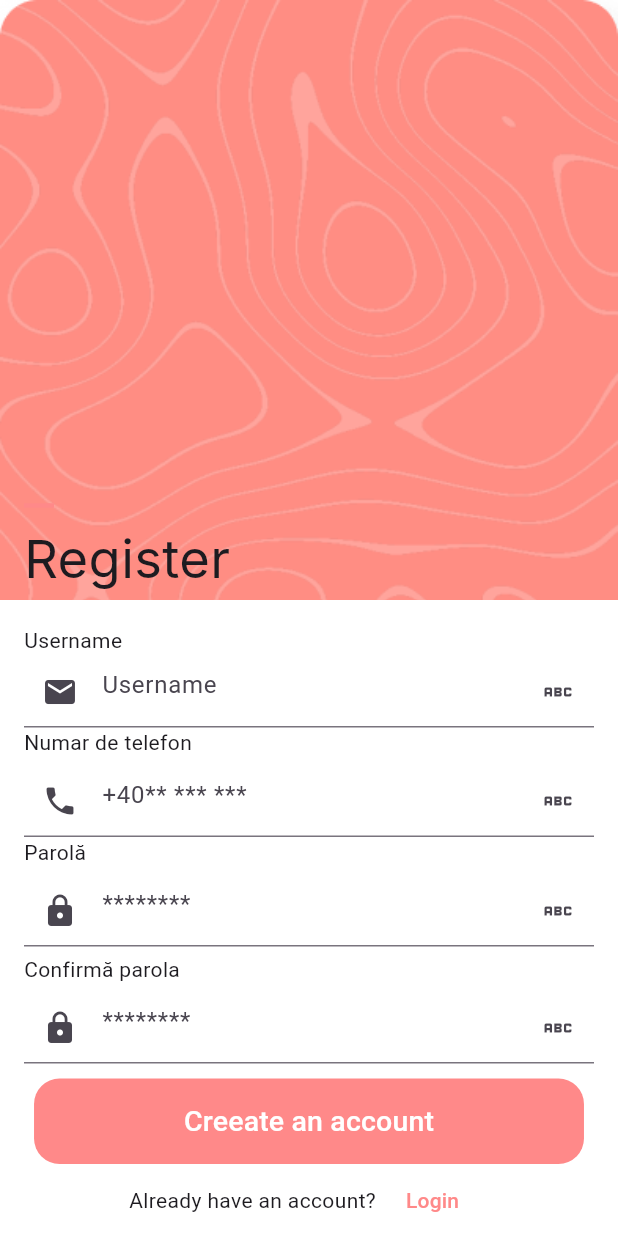
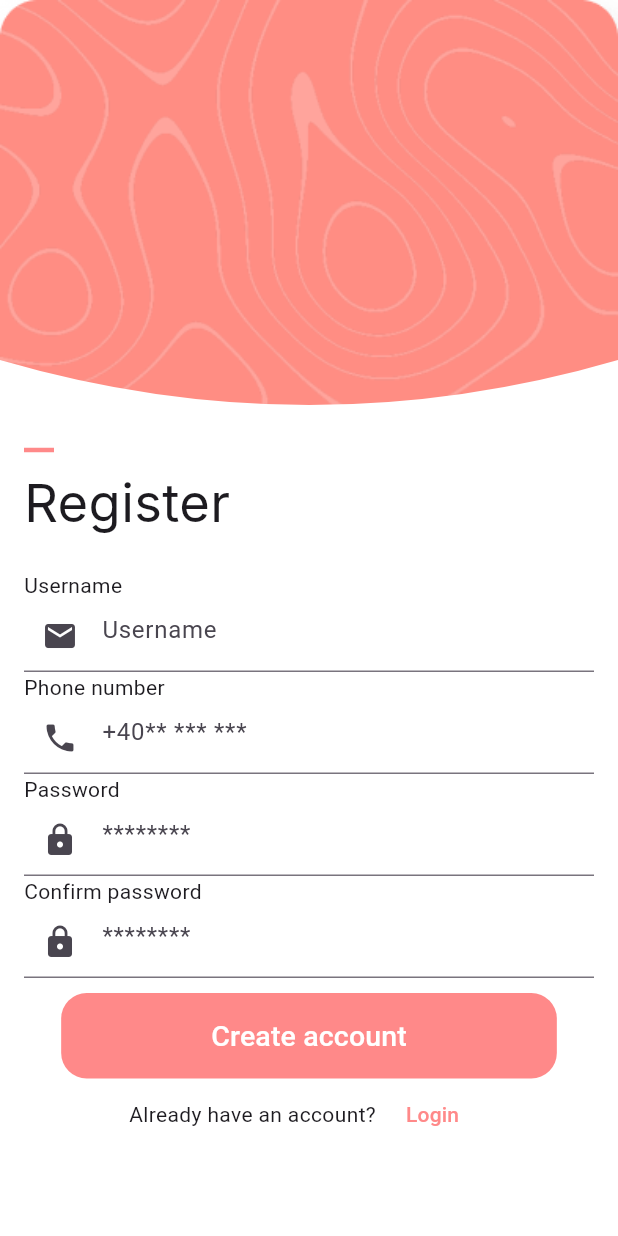
Before and after one commit to DPIT-Team-BinaryBuilders/app-frontend, a Flutter app: the screen it shows after launch, after a tap on "Next", on a phone screen of 412 x 824 dp. Run offline on Flutter 3.47's test engine with Material 3 defaults, Android fonts, the phone set to English and light mode, and no system bars; our stand-ins replace dio, flutter_blue_plus, geolocator, get, google_maps_flutter, permission_handler and 1 more; Roboto replaces fonts that are missing (Inter).

Commit message:
add: fixed ui

```diff
--- a/lib/main.dart
+++ b/lib/main.dart
@@ -1,7 +1,7 @@
-//import 'dart:js';
-
+import 'package:flutter/cupertino.dart';
 import 'package:flutter/material.dart';
 import 'package:get/get.dart';
+import 'package:safetybuddy/pages/account_page.dart';
 import 'package:safetybuddy/pages/bluetooth_scanner.dart';
 import 'package:safetybuddy/pages/home.dart';
 import 'package:safetybuddy/pages/landing_page.dart';
@@ -14,18 +14,23 @@ void main() async {
 
   final AuthService authService = Get.put(AuthService());
 
-  bool isLoggedIn = await authService.isLoggedIn(); // --- de remember me
+  bool isLoggedIn = false; //await authService.isLoggedIn();
 
-  runApp(GetMaterialApp(initialRoute: isLoggedIn ? '/home' : '/', getPages: [
-    //'landing_page': (context) => const LandingPage(),
-    GetPage(name: '/', page: () => const LandingPage()),
-    GetPage(name: '/register', page: () => Register()),
-    GetPage(name: '/login', page: () => const Login()),
-    GetPage(name: '/ble', page: () => const BleScanner()),
-    GetPage(
-        name: '/home',
-        page: () => const Home(
-              stopTimer: false,
-            )),
-  ]));
+  MaterialApp(debugShowCheckedModeBanner: false);
+  CupertinoApp(debugShowCheckedModeBanner: false);
+
+  runApp(
+    GetMaterialApp(
+      debugShowCheckedModeBanner: false, // Disable the debug banner globally
+      initialRoute: isLoggedIn ? '/home' : '/',
+      getPages: [
+        GetPage(name: '/', page: () => const LandingPage()),
+        GetPage(name: '/register', page: () => Register()),
+        GetPage(name: '/login', page: () => const Login()),
+        GetPage(name: '/ble', page: () => const BleScanner()),
+        GetPage(name: '/account', page: () => AccountPage()),
+        GetPage(name: '/home', page: () => const Home(stopTimer: false)),
+      ],
+    ),
+  );
 }
--- a/lib/pages/danger_menu.dart
+++ b/lib/pages/danger_menu.dart
@@ -110,8 +110,8 @@ class _DangerMenuContainerState extends State<DangerMenuContainer> {
                           ),
                         ),
                       ),
-                      const Text('Italian'),
-                      const Text('city'),
+                      const Text('Bad'),
+                      const Text('zone'),
                     ],
                   )),
                 ],
--- a/lib/pages/landing_page.dart
+++ b/lib/pages/landing_page.dart
@@ -22,8 +22,7 @@ class LandingPage extends StatelessWidget {
               child: Column(
                 mainAxisAlignment: MainAxisAlignment.end,
                 children: [
-                  Container(
-                    child: const Row(
+                  Row(
                     mainAxisAlignment: MainAxisAlignment.start,
                     children: [
                       Text('Welcome!',
@@ -33,16 +32,22 @@ class LandingPage extends StatelessWidget {
                           )),
                     ],
                   ),
-                  ),
                   const SizedBox(height: 20),
-                  const Text(
-                    'DE ADAUGAT DE ADAUGAT DE ADAUGAT DE ADAUGAT DE ADAUGAT',
+                  Row(
+                    children: [
+                      Padding(
+                        padding: const EdgeInsets.fromLTRB(5, 0, 0, 0),
+                        child: const Text(
+                          'Your safe travel app',
                           textAlign: TextAlign.left,
                           style: TextStyle(
                             fontFamily: '',
-                      fontSize: 14,
+                            fontSize: 18,
                             color: Color.fromARGB(255, 137, 137, 137),
                           ),
+                        ),
+                      ),
+                    ],
                   ),
                   const SizedBox(height: 22),
                   Row(
--- a/lib/pages/login.dart
+++ b/lib/pages/login.dart
@@ -21,7 +21,7 @@ class _LoginState extends State<Login> {
             crossAxisAlignment: CrossAxisAlignment.start,
             children: [
               Container(
-                height: 490,
+                height: 430,
                 decoration: const BoxDecoration(
                   image: DecorationImage(
                     image: AssetImage('assets/vector.png'),
--- a/lib/pages/register.dart
+++ b/lib/pages/register.dart
@@ -14,110 +14,103 @@ class Register extends StatelessWidget {
         backgroundColor: Colors.white,
         body: Stack(
           children: [
-            Container(
-              height: 400,
+            ClipPath(
+              clipper: CustomImageClipper(),
+              child: Container(
+                height: 300,
                 decoration: const BoxDecoration(
                   image: DecorationImage(
                     image: AssetImage('assets/vector.png'),
                     fit: BoxFit.cover,
                     alignment: Alignment.topCenter,
-              )),
                   ),
-            Column(
-              crossAxisAlignment: CrossAxisAlignment.start,
-              mainAxisAlignment: MainAxisAlignment.end,
-              children: [
-                Padding(
-                  padding: const EdgeInsets.symmetric(
-                    horizontal: 16,
                 ),
+              ),
+            ),
+            SingleChildScrollView(
+              child: Padding(
+                padding: const EdgeInsets.symmetric(horizontal: 16),
                 child: Column(
                   crossAxisAlignment: CrossAxisAlignment.start,
                   children: [
+                    const SizedBox(height: 300),
                     CustomPaint(painter: Line()),
                     const Padding(
                       padding: EdgeInsets.only(top: 10.0),
-                        child: Text('Register',
+                      child: Text(
+                        'Register',
                         style: TextStyle(
                           fontFamily: "Inter",
                           fontSize: 35,
-                            )),
+                        ),
+                      ),
                     ),
                     const SizedBox(height: 20),
                     const Text(
                       'Username',
                       style: TextStyle(fontSize: 14),
                     ),
-                      const SizedBox(height: 0),
                     TextFormField(
                       controller: registerController.username,
-                        decoration: InputDecoration(
+                      decoration: const InputDecoration(
                         alignLabelWithHint: true,
                         hintText: 'Username',
                         filled: false,
-                            prefixIcon: const Icon(
+                        prefixIcon: Icon(
                           Icons.mail,
                           size: 24,
                         ),
-                            suffixIcon: IconButton(
-                                icon: const Icon(Icons.abc), onPressed: () {})),
+                      ),
                     ),
                     const Text(
-                        'Numar de telefon',
+                      'Phone number',
                       style: TextStyle(fontSize: 14),
                     ),
-                      const SizedBox(height: 5),
                     TextFormField(
                       controller: registerController.phone_number,
-                        decoration: InputDecoration(
+                      decoration: const InputDecoration(
                         alignLabelWithHint: true,
                         hintText: '+40** *** ***',
                         filled: false,
-                            prefixIcon: const Icon(
+                        prefixIcon: Icon(
                           Icons.phone,
                           size: 24,
                         ),
-                            suffixIcon: IconButton(
-                                icon: const Icon(Icons.abc), onPressed: () {})),
+                      ),
                     ),
                     const Text(
-                        'Parolă',
+                      'Password',
                       style: TextStyle(fontSize: 14),
                     ),
-                      const SizedBox(height: 5),
                     TextFormField(
                       controller: registerController.password,
                       obscureText: true,
-                        decoration: InputDecoration(
+                      decoration: const InputDecoration(
                         alignLabelWithHint: true,
                         hintText: '********',
                         filled: false,
-                            prefixIcon: const Icon(
+                        prefixIcon: Icon(
                           Icons.lock,
                           size: 24,
                         ),
-                            suffixIcon: IconButton(
-                                icon: const Icon(Icons.abc), onPressed: () {})),
                       ),
-                      const SizedBox(height: 5),
+                    ),
                     const Text(
-                        'Confirmă parola',
+                      'Confirm password',
                       style: TextStyle(fontSize: 14),
                     ),
-                      const SizedBox(height: 5),
                     TextFormField(
                       obscureText: true,
                       controller: registerController.confirmPassword,
-                        decoration: InputDecoration(
+                      decoration: const InputDecoration(
                         alignLabelWithHint: true,
                         hintText: '********',
                         filled: false,
-                            prefixIcon: const Icon(
+                        prefixIcon: Icon(
                           Icons.lock,
                           size: 24,
                         ),
-                            suffixIcon: IconButton(
-                                icon: const Icon(Icons.abc), onPressed: () {})),
+                      ),
                     ),
                     const SizedBox(height: 10),
                     Center(
@@ -127,21 +120,16 @@ class Register extends StatelessWidget {
                               const Color.fromARGB(255, 255, 137, 137),
                           foregroundColor: Colors.white,
                           shape: RoundedRectangleBorder(
-                                  borderRadius: BorderRadius.circular(17)),
-                              padding: const EdgeInsets.only(
-                                  left: 100, right: 100, top: 15, bottom: 15)),
+                            borderRadius: BorderRadius.circular(17),
+                          ),
+                          padding: const EdgeInsets.symmetric(
+                              horizontal: 100, vertical: 15),
+                        ),
                         child: const Text(
-                            'Creeate an account',
-                            style: TextStyle(
-                              fontFamily: '',
-                              fontSize: 19,
-                            ),
+                          'Create account',
+                          style: TextStyle(fontSize: 19),
                         ),
                         onPressed: () async {
-                            // print('${controller.username.text}');
-                            //print('${controller.phone_number.text}');
-                            //print('${controller.password.text}');
-
                           await registerController.submit();
                         },
                       ),
@@ -159,20 +147,39 @@ class Register extends StatelessWidget {
                             foregroundColor:
                                 const Color.fromARGB(255, 255, 137, 137),
                             padding: const EdgeInsets.symmetric(
-                                    vertical: 10, horizontal: 20)),
+                                vertical: 10, horizontal: 20),
+                          ),
                           child: const Text('Login'),
-                          )
-                        ],
                         ),
                       ],
                     ),
+                    const SizedBox(height: 20),
+                  ],
                 ),
-              ],
+              ),
             ),
           ],
         ),
       ),
     );
+  }
+}
+
+class CustomImageClipper extends CustomClipper<Path> {
+  @override
+  Path getClip(Size size) {
+    Path path = Path();
+    path.lineTo(0, size.height - 60);
+    path.quadraticBezierTo(
+        size.width / 2, size.height, size.width, size.height - 60);
+    path.lineTo(size.width, 0);
+    path.close();
+    return path;
+  }
+
+  @override
+  bool shouldReclip(covariant CustomClipper<Path> oldClipper) {
+    return false;
   }
 }
 
```
Also changed, not shown: lib/controller/bluetoothController.dart (+36 -5 lines), lib/pages/account_page.dart (added, +89 -0 lines), lib/pages/bluetooth_scanner.dart (+5 -2 lines), lib/pages/home.dart (+41 -16 lines), lib/service/notification_service.dart (+15 -3 lines), assets/profile.png (added), assets/profile_male.png (added). Lines whose indentation alone changed are shown as unchanged.
